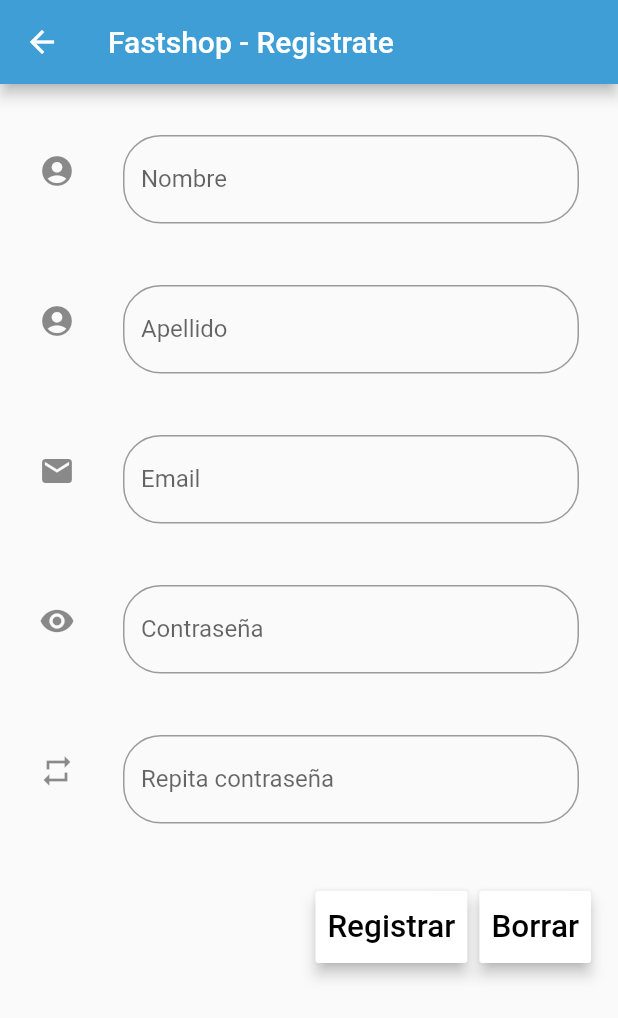
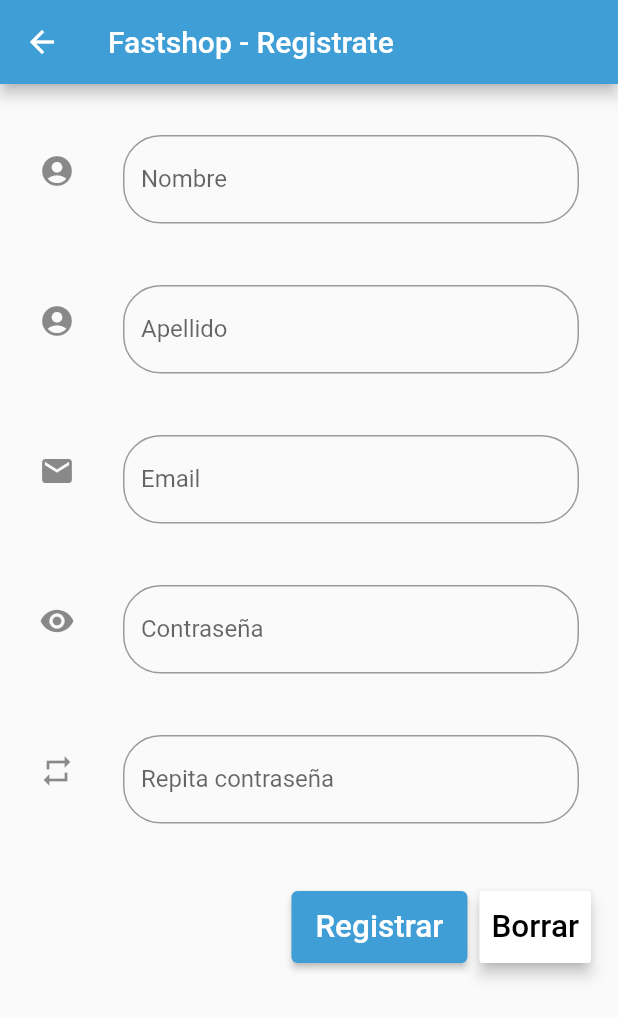
Before and after one commit to krupikivan/FastshopMobileApp, a Flutter app: the RegistrationForm screen opened directly, after a tap on "Registrar", on a phone screen of 412 x 824 dp. Shown: the top 1018 px of the screen. Run offline on Flutter 3.47's test engine with Material 2 defaults, Android fonts, the phone set to English and light mode, and no system bars; our stand-ins replace equatable, flutter_local_notifications, numberpicker, qr_flutter, rxdart, shared_preferences; missing offline and left inert: barcode_scan; accounts and stored records are empty; network calls fail.

```diff
--- a/lib/connection.dart
+++ b/lib/connection.dart
@@ -3,6 +3,7 @@ class Connection {
 
   String getUrl() {
     url = '10.0.2.2/FastshopApiProvider'; // Emulador
+    // url = '192.168.0.100/FastshopApiProvider'; // Emulador
     // url = '192.168.0.18/FastshopApiProvider'; // Ip privada
     // url = 'fastshop-296500.uc.r.appspot.com'; // Gcloud
 
--- a/lib/functions/getUserData.dart
+++ b/lib/functions/getUserData.dart
@@ -3,6 +3,6 @@ import 'package:shared_preferences/shared_preferences.dart';
 getTokenJwt(SharedPreferences preferences) async {
   // SharedPreferences preferences = await SharedPreferences.getInstance();
 
- String jwt = preferences.getString("token");
+  String jwt = preferences.getString("token");
   return jwt;
 }
--- a/lib/pages/registration/registration_form.dart
+++ b/lib/pages/registration/registration_form.dart
@@ -92,14 +92,14 @@ class _RegistrationFormState extends State<RegistrationForm> {
 
   Widget _buildForm() {
     return Scaffold(
-      resizeToAvoidBottomInset : true,
+      resizeToAvoidBottomInset: true,
       appBar: AppBar(
         title: Text('Fastshop - Registrate'),
       ),
       body: new Form(
         child: Container(
           constraints: new BoxConstraints.expand(),
-          padding: EdgeInsets.only(top: 10.0,left: 10.0,right: 10.0),
+          padding: EdgeInsets.only(top: 10.0, left: 10.0, right: 10.0),
           child: SingleChildScrollView(
             child: Container(
               child: Column(
@@ -110,7 +110,8 @@ class _RegistrationFormState extends State<RegistrationForm> {
                   //NOMBRE
                   StreamBuilder<String>(
                       stream: _registrationFormBloc.nombre,
-                      builder: (BuildContext context, AsyncSnapshot<String> snapshot) {
+                      builder: (BuildContext context,
+                          AsyncSnapshot<String> snapshot) {
                         return new Container(
                           height: 100.0,
                           child: new ListTile(
@@ -121,8 +122,7 @@ class _RegistrationFormState extends State<RegistrationForm> {
                                 fillColor: Colors.white,
                                 border: new OutlineInputBorder(
                                   borderRadius: new BorderRadius.circular(25.0),
-                                  borderSide: new BorderSide(
-                                  ),
+                                  borderSide: new BorderSide(),
                                 ),
                                 errorText: snapshot.error,
                               ),
@@ -137,7 +137,8 @@ class _RegistrationFormState extends State<RegistrationForm> {
                   //APELLIDO
                   StreamBuilder<String>(
                       stream: _registrationFormBloc.apellido,
-                      builder: (BuildContext context, AsyncSnapshot<String> snapshot) {
+                      builder: (BuildContext context,
+                          AsyncSnapshot<String> snapshot) {
                         return new Container(
                           height: 100.0,
                           child: new ListTile(
@@ -148,8 +149,7 @@ class _RegistrationFormState extends State<RegistrationForm> {
                                 fillColor: Colors.white,
                                 border: new OutlineInputBorder(
                                   borderRadius: new BorderRadius.circular(25.0),
-                                  borderSide: new BorderSide(
-                                  ),
+                                  borderSide: new BorderSide(),
                                 ),
                                 errorText: snapshot.error,
                               ),
@@ -164,7 +164,8 @@ class _RegistrationFormState extends State<RegistrationForm> {
                   //EMAIL
                   StreamBuilder<String>(
                       stream: _registrationFormBloc.email,
-                      builder: (BuildContext context, AsyncSnapshot<String> snapshot) {
+                      builder: (BuildContext context,
+                          AsyncSnapshot<String> snapshot) {
                         return new Container(
                           height: 100.0,
                           child: ListTile(
@@ -174,8 +175,7 @@ class _RegistrationFormState extends State<RegistrationForm> {
                                 fillColor: Colors.white,
                                 border: new OutlineInputBorder(
                                   borderRadius: new BorderRadius.circular(25.0),
-                                  borderSide: new BorderSide(
-                                  ),
+                                  borderSide: new BorderSide(),
                                 ),
                                 labelText: 'Email',
                                 errorText: snapshot.error,
@@ -191,7 +191,8 @@ class _RegistrationFormState extends State<RegistrationForm> {
                   //PASSWORD
                   StreamBuilder<String>(
                       stream: _registrationFormBloc.password,
-                      builder: (BuildContext context, AsyncSnapshot<String> snapshot) {
+                      builder: (BuildContext context,
+                          AsyncSnapshot<String> snapshot) {
                         return new Container(
                           height: 100.0,
                           child: ListTile(
@@ -201,15 +202,15 @@ class _RegistrationFormState extends State<RegistrationForm> {
                                 fillColor: Colors.white,
                                 border: new OutlineInputBorder(
                                   borderRadius: new BorderRadius.circular(25.0),
-                                  borderSide: new BorderSide(
-                                  ),
+                                  borderSide: new BorderSide(),
                                 ),
                                 labelText: 'Contraseña',
                                 errorText: snapshot.error,
                               ),
                               controller: _passController,
                               obscureText: true,
-                              onChanged: _registrationFormBloc.onPasswordChanged,
+                              onChanged:
+                                  _registrationFormBloc.onPasswordChanged,
                             ),
                           ),
                         );
@@ -218,7 +219,8 @@ class _RegistrationFormState extends State<RegistrationForm> {
                   //RETYPE PASSWORD
                   StreamBuilder<String>(
                       stream: _registrationFormBloc.confirmPassword,
-                      builder: (BuildContext context, AsyncSnapshot<String> snapshot) {
+                      builder: (BuildContext context,
+                          AsyncSnapshot<String> snapshot) {
                         return new Container(
                           height: 100.0,
                           child: ListTile(
@@ -228,15 +230,15 @@ class _RegistrationFormState extends State<RegistrationForm> {
                                 fillColor: Colors.white,
                                 border: new OutlineInputBorder(
                                   borderRadius: new BorderRadius.circular(25.0),
-                                  borderSide: new BorderSide(
-                                  ),
+                                  borderSide: new BorderSide(),
                                 ),
                                 labelText: 'Repita contraseña',
                                 errorText: snapshot.error,
                               ),
                               controller: _passRetypeController,
                               obscureText: true,
-                              onChanged: _registrationFormBloc.onRetypePasswordChanged,
+                              onChanged:
+                                  _registrationFormBloc.onRetypePasswordChanged,
                             ),
                           ),
                         );
@@ -245,20 +247,23 @@ class _RegistrationFormState extends State<RegistrationForm> {
                   //FORM BLOC
                   StreamBuilder<bool>(
                       stream: _registrationFormBloc.registerValid,
-                      builder: (BuildContext context, AsyncSnapshot<bool> snapshot) {
-                        return new ButtonTheme.bar(
-                          child: new ButtonBar(
-                            children: <Widget>[
+                      builder:
+                          (BuildContext context, AsyncSnapshot<bool> snapshot) {
+                        return new ButtonTheme(
+                          child: new ButtonBar(children: <Widget>[
                             new SizedBox(
                               height: 48.0,
-                                child: new RaisedButton(
-                                child: const Text("Registrar", textScaleFactor: 1.5),
-                                color: Colors.white,
-                                elevation: 4.0,
-                                onPressed: /*(snapshot.hasData && snapshot.data == true)
-                                    ? */() {
-                                        _registrationBloc.emitEvent(RegistrationEvent(
-                                            event: RegistrationEventType.working,
+                              child: new ElevatedButton(
+                                  child: const Text("Registrar",
+                                      textScaleFactor: 1.5),
+                                  onPressed:
+                                      /*(snapshot.hasData && snapshot.data == true)
+                                    ? */
+                                      () {
+                                    _registrationBloc.emitEvent(
+                                        RegistrationEvent(
+                                            event:
+                                                RegistrationEventType.working,
                                             nombre: _nombreController.text,
                                             apellido: _apellidoController.text,
                                             email: _emailController.text,
@@ -269,18 +274,19 @@ class _RegistrationFormState extends State<RegistrationForm> {
                             ),
                             new SizedBox(
                               height: 48.0,
-                                child:new RaisedButton(
-                                  child: const Text("Borrar", textScaleFactor: 1.5),
+                              child: new RaisedButton(
+                                child:
+                                    const Text("Borrar", textScaleFactor: 1.5),
                                 color: Colors.white,
-                                  onPressed: () {_clearForm();},
+                                onPressed: () {
+                                  _clearForm();
+                                },
                                 elevation: 4.0,
                               ),
                             ),
-                            ]
-                          ),
+                          ]),
                         );
-                      }
-                      ),
+                      }),
                 ],
               ),
             ),
@@ -290,7 +296,7 @@ class _RegistrationFormState extends State<RegistrationForm> {
     );
   }
 
-  void _clearForm(){
+  void _clearForm() {
     _nombreController.clear();
     _apellidoController.clear();
     _emailController.clear();
--- a/lib/user_repository/user_repository.dart
+++ b/lib/user_repository/user_repository.dart
@@ -44,6 +44,7 @@ class UserRepository with ChangeNotifier {
     try {
       response =
           await http.post(_url, body: jsonEncode(body), headers: headers);
+      print(response);
     } catch (e) {
       print(e);
     }
--- a/pubspec.yaml
+++ b/pubspec.yaml
@@ -23,7 +23,7 @@ dependencies:
   barcode_scan: ^2.0.1
   qr_flutter: ^2.0.0
   provider: ^4.0.4
-
+  flutter_local_notifications: ^5.0.0+1
   # cupertino_icons: ^0.1.3
 
 dev_dependencies:
```
Also changed, not shown: lib/bloc_helpers/bloc_provider.dart (+8 -6 lines), lib/main.dart (+6 -2 lines), lib/pages/active_offer.dart (+15 -11 lines), lib/pages/authentication/authentication_page.dart (+21 -16 lines), lib/pages/home_page.dart (+71 -7 lines), lib/preferences.dart (added, +25 -0 lines), lib/repos/promo_provider.dart (+9 -8 lines), pubspec.lock, 3 other files. Lines whose indentation alone changed are shown as unchanged.
